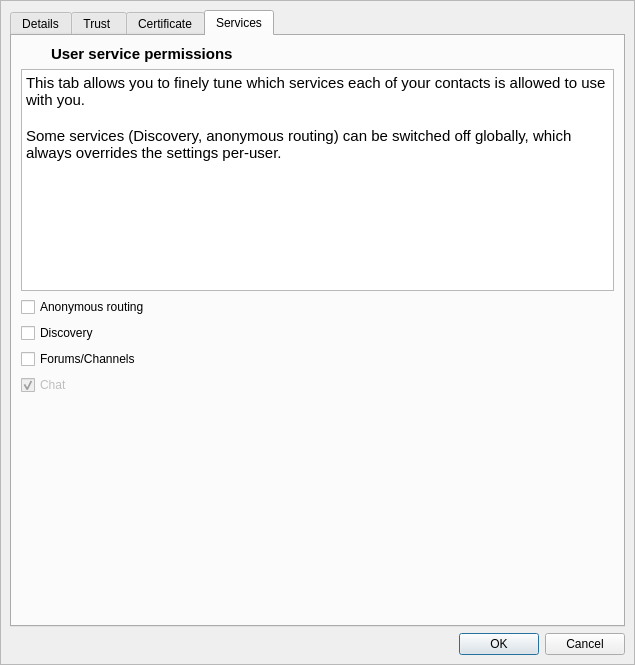
This is retroshare-gui/src/gui/connect/ConfCertDialog.ui in RetroShare/RetroShare as Qt 5 draws it before an edit. The edited form follows.
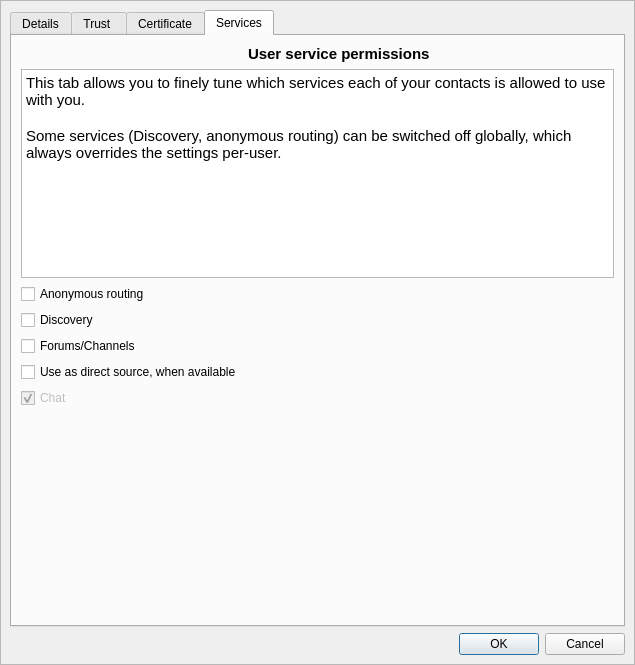
This is the edited form. The open tabs and pages were chosen to show the change. Icons and pictures are not drawn. Custom widgets are drawn as their Qt base class.

Commit message: added a new per-friend flag to allow to seek for direct transfers. Disabled for existing friendds (should be added manually), enabled by default for new friends

```diff
--- a/retroshare-gui/src/gui/connect/ConfCertDialog.ui
+++ b/retroshare-gui/src/gui/connect/ConfCertDialog.ui
@@ -827,7 +827,7 @@
             </property>
            </widget>
           </item>
-          <item row="5" column="0" colspan="2">
+          <item row="6" column="0" colspan="2">
            <widget class="QCheckBox" name="_chat_CB">
             <property name="enabled">
              <bool>false</bool>
@@ -840,7 +840,7 @@
             </property>
            </widget>
           </item>
-          <item row="6" column="0" colspan="3">
+          <item row="7" column="0" colspan="3">
            <spacer name="verticalSpacer_4">
             <property name="orientation">
              <enum>Qt::Vertical</enum>
@@ -853,6 +853,16 @@
             </property>
            </spacer>
           </item>
+          <item row="5" column="0">
+           <widget class="QCheckBox" name="_direct_transfer_CB">
+            <property name="toolTip">
+             <string>&lt;html&gt;&lt;head/&gt;&lt;body&gt;&lt;p align=&quot;justify&quot;&gt;Retroshare always periodically your friend lists for browsable files matching your transfers, to establish a direct transfer. In this case, your friend knows you're downloading the file.&lt;/p&gt;&lt;p align=&quot;justify&quot;&gt;To prevent this behavior for this friend only, uncheck this box. You can still perform a direct transfer if you explicitly ask for it, by e.g. downloading from your friend's file list. &lt;/p&gt;&lt;/body&gt;&lt;/html&gt;</string>
+            </property>
+            <property name="text">
+             <string>Use as direct source, when available</string>
+            </property>
+           </widget>
+          </item>
          </layout>
         </widget>
        </widget>
```
Left out of the diff: 8 changed lines with no effect on the pictures. The commit also changes 5 other files.
